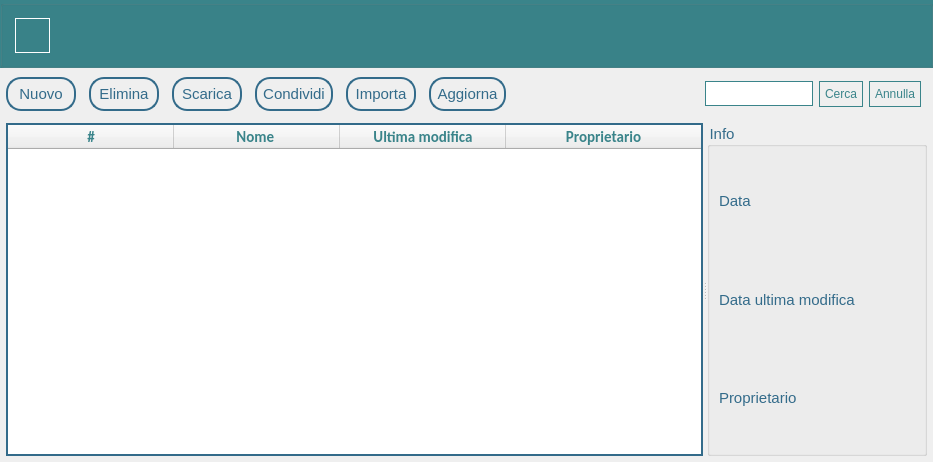
Before: the Qt Designer form Client/principale.ui in MarcoFlo/Google-Drive, drawn with Qt 5.
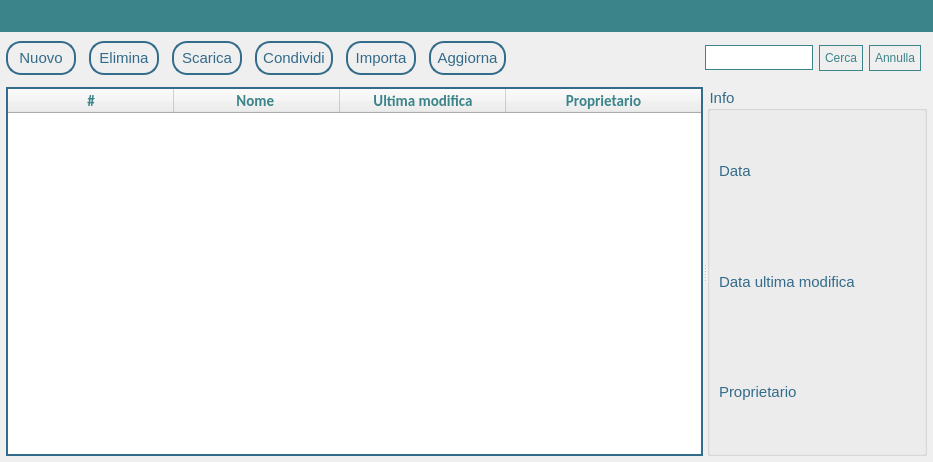
After: the same form once the commit is applied.

What changed in the file:
```diff
--- a/Client/principale.ui
+++ b/Client/principale.ui
@@ -69,45 +69,58 @@
     <item>
      <widget class="QGroupBox" name="groupBox">
       <property name="styleSheet">
-       <string notr="true">background-color:#3a848a</string>
+       <string notr="true">background-color:#3a848a;
+border: solid white;</string>
       </property>
       <layout class="QGridLayout" name="gridLayout">
        <property name="sizeConstraint">
         <enum>QLayout::SetDefaultConstraint</enum>
        </property>
        <property name="leftMargin">
-        <number>12</number>
+        <number>6</number>
        </property>
        <property name="topMargin">
-        <number>12</number>
+        <number>6</number>
        </property>
        <property name="rightMargin">
-        <number>12</number>
+        <number>6</number>
        </property>
        <property name="bottomMargin">
-        <number>12</number>
+        <number>6</number>
        </property>
        <item row="0" column="0">
         <widget class="QLabel" name="icona">
          <property name="sizePolicy">
-          <sizepolicy hsizetype="Fixed" vsizetype="Preferred">
+          <sizepolicy hsizetype="Preferred" vsizetype="Preferred">
            <horstretch>0</horstretch>
            <verstretch>0</verstretch>
           </sizepolicy>
          </property>
          <property name="minimumSize">
           <size>
-           <width>35</width>
-           <height>35</height>
+           <width>10</width>
+           <height>10</height>
+          </size>
+         </property>
+         <property name="maximumSize">
+          <size>
+           <width>50</width>
+           <height>50</height>
           </size>
          </property>
          <property name="styleSheet">
           <string notr="true">background-color:none;
-border: 1px solid white</string>
+border: none;</string>
          </property>
          <property name="text">
           <string/>
          </property>
+         <property name="scaledContents">
+          <bool>true</bool>
+         </property>
+         <property name="alignment">
+          <set>Qt::AlignLeading|Qt::AlignLeft|Qt::AlignTop</set>
+         </property>
         </widget>
        </item>
        <item row="0" column="1">
```
